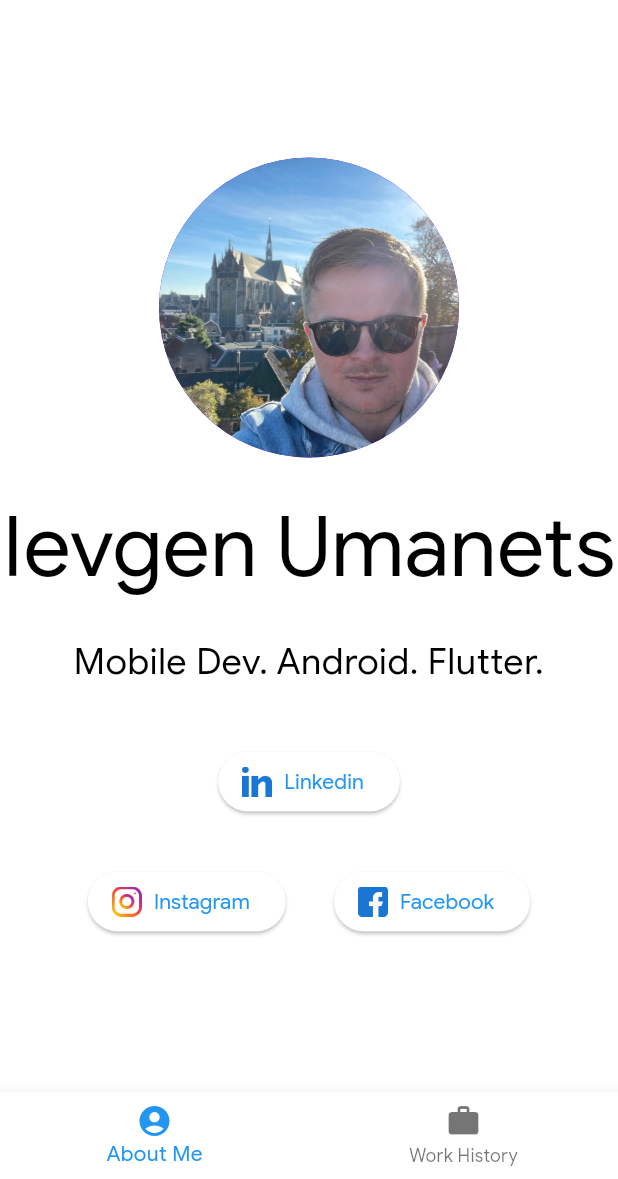
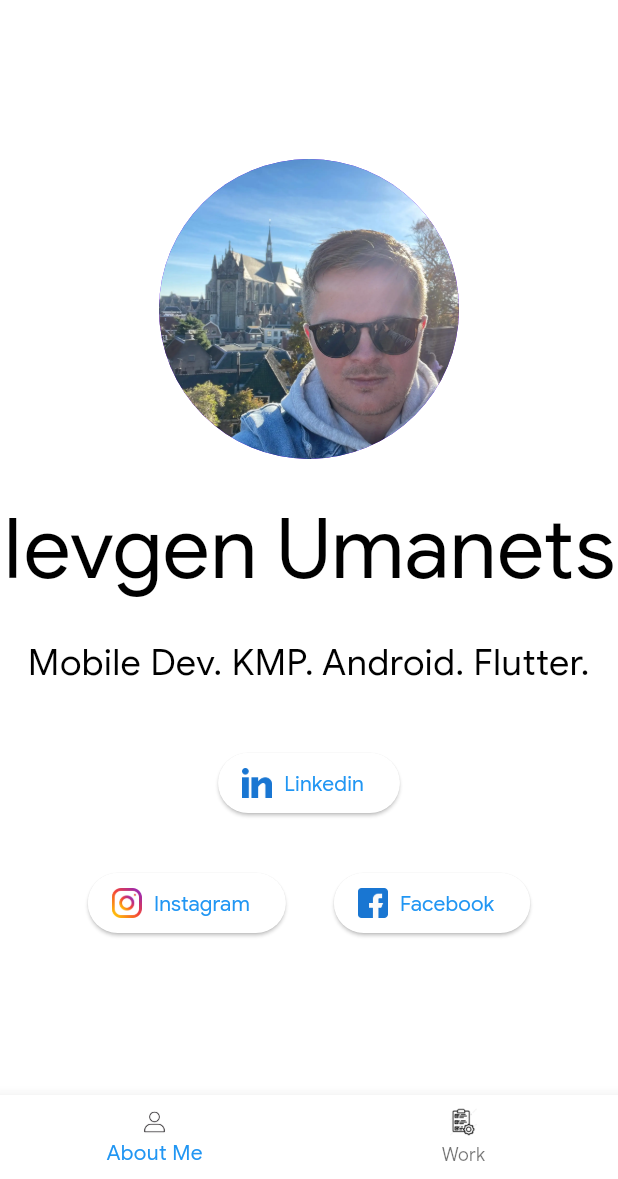
Before and after one commit to ko3ak1990/iumanets_me, a Flutter app: the screen it shows after launch, on a phone screen of 412 x 824 dp, the part 57-1236 px from its top. Run offline on Flutter 3.47's test engine with Material 3 defaults, Android fonts, the phone set to English and light mode, and no system bars; our stand-ins replace material_design_icons_flutter.

Commit message:
update flexible layouts

```diff
--- a/lib/config/assets.dart
+++ b/lib/config/assets.dart
@@ -9,5 +9,7 @@ class Assets{
   static const edsson = 'assets/works/edsson_logo.png';
   static const data_ai = 'assets/works/data_ai_logo.png';
   static const albert_heijn = 'assets/works/albert_heijn_logo.png';
+  static const projects = 'assets/projects.png';
+  static const aboutMe = 'assets/about.png';
 
 }
--- a/lib/config/constants.dart
+++ b/lib/config/constants.dart
@@ -4,6 +4,7 @@ class Constants{
   static const PROFILE_TWITTER = 'https://twitter.com/ko3ak_zhn';
   static const PROFILE_INSTAGRAM = 'https://www.instagram.com/ievgen_umanets/';
   static const PROFILE_NAME = 'Ievgen Umanets';
-  static const PROFILE_DESCRIPTION_SHORT = 'Mobile Dev. Android. Flutter.';
-  static const PROFILE_DESCRIPTION = 'I am a software engineer with 8 years of professional experience in software development. I have worked in the following areas: mobile, web programming and business intelligence.I have strong mobile development skills including architecture design, business logic implementation, maintenance, and optimization. My major is Android application development. I have worked with cross-platform solutions: Flutter, Xamarin. My responsibilities are team-leading, app development, code-review, bug fixing and troubleshooting, presenting new features and communicating with the customer.I have a good working experience of Agile Scrum methodology.I am a good team player with strong self-motivation and good communication skills. Whereas I have a scientific background, I enjoy learning cutting-edge technologies and always crave for self-improvement to deliver the best performance and commitment in solving challenging tasks.';
+  static const PROFILE_DESCRIPTION_SHORT = 'Mobile Dev. KMP. Android. Flutter.';
+  static const PROFILE_DESCRIPTION = 'I am a software engineer with 10 years of professional experience in software development. I have worked in the following areas: mobile, web development and business intelligence.I have strong mobile dev skills including architecture design, business logic implementation, maintenance, and optimization. My major is Android application development. I have worked with cross-platform solutions: KMP, '
+      'Flutter, Xamarin. My responsibilities are team-leading, app development, code-review, bug fixing and troubleshooting, presenting new features and communicating with the customer.I have a good working experience of Agile Scrum methodology.I am a good team player with strong self-motivation and good communication skills. Whereas I have a scientific background, I enjoy learning cutting-edge technologies and always crave for self-improvement to deliver the best performance and commitment in solving challenging tasks.';
 }
--- a/lib/main.dart
+++ b/lib/main.dart
@@ -21,18 +21,21 @@ class MyApp extends StatelessWidget {
     );
   }
 }
+
 class IUApp extends StatelessWidget {
   const IUApp({
-    Key? key,
-  }) : super(key: key);
+    super.key,
+  });
 
   @override
   Widget build(BuildContext context) {
     return MaterialApp(
       debugShowCheckedModeBanner: false,
       title: Constants.PROFILE_NAME,
-      theme:ThemeSwitcher.of(context).isDarkModeOn?darkTheme(context):lightTheme(context),
-      home: HomePage(),
+      theme: ThemeSwitcher.of(context).isDarkModeOn
+          ? darkTheme(context)
+          : lightTheme(context),
+      home: const HomePage(),
     );
   }
 }
--- a/lib/pages/home_page.dart
+++ b/lib/pages/home_page.dart
@@ -3,6 +3,8 @@ import 'package:iumanets_me/tabs/about_tab.dart';
 import 'package:iumanets_me/tabs/employers_tab.dart';
 import 'package:iumanets_me/widgets/theme_inherited_widget.dart';
 import 'package:flutter/material.dart';
+import 'package:material_design_icons_flutter/material_design_icons_flutter.dart';
+
 class HomePage extends StatefulWidget {
   const HomePage({super.key});
 
@@ -21,14 +23,21 @@ class _HomePageState extends State<HomePage> {
   void initState() {
     super.initState();
   }
+
   @override
   Widget build(BuildContext context) {
     return Scaffold(
       appBar: AppBar(
         actions: <Widget>[
           IconButton(
-              icon: ThemeSwitcher.of(context).isDarkModeOn?const Icon(Icons.wb_sunny):Image.asset(Assets.moon,height: 20,width: 20,),
-              onPressed: ()=> ThemeSwitcher.of(context).switchDarkMode(),
+            icon: ThemeSwitcher.of(context).isDarkModeOn
+                ? const Icon(Icons.wb_sunny)
+                : Image.asset(
+                    Assets.moon,
+                    height: 20,
+                    width: 20,
+                  ),
+            onPressed: () => ThemeSwitcher.of(context).switchDarkMode(),
           )
         ],
       ),
@@ -36,21 +45,30 @@ class _HomePageState extends State<HomePage> {
         child: tabWidgets.elementAt(_selectedIndex),
       ),
       bottomNavigationBar: BottomNavigationBar(
-          items: const <BottomNavigationBarItem>[
+        items: <BottomNavigationBarItem>[
           BottomNavigationBarItem(
-              icon: Icon(Icons.account_circle),
+            icon: Image.asset(
+              Assets.aboutMe,
+              height: 20,
+              width: 20,
+            ),
             label: 'About Me',
           ),
           BottomNavigationBarItem(
-              icon: Icon(Icons.work),
-              label: 'Work History',
-            )
+              label: 'Work',
+              icon: Image.asset(
+                Assets.projects,
+                height: 20,
+                width: 20,
+                color: ThemeSwitcher.of(context).isDarkModeOn
+                    ? Colors.white
+                    : Colors.black,
+              ))
         ],
         currentIndex: _selectedIndex,
-          onTap: (index)=> setState(() => _selectedIndex = index),
+        onTap: (index) => setState(() => _selectedIndex = index),
         selectedItemColor: Theme.of(context).colorScheme.secondary,
       ),
     );
   }
-
 }
```
Also changed, not shown: lib/tabs/employers_tab.dart (+28 -10 lines), pubspec.yaml (+7 -14 lines), assets/MaterialIcons-Regular.otf (added), assets/about.png (added), assets/projects.png (added), lib/widgets/experience_widget.dart (renamed from lib/widgets/project_widget.dart), pubspec.lock, 3 other files. Lines whose indentation alone changed are shown as unchanged.
